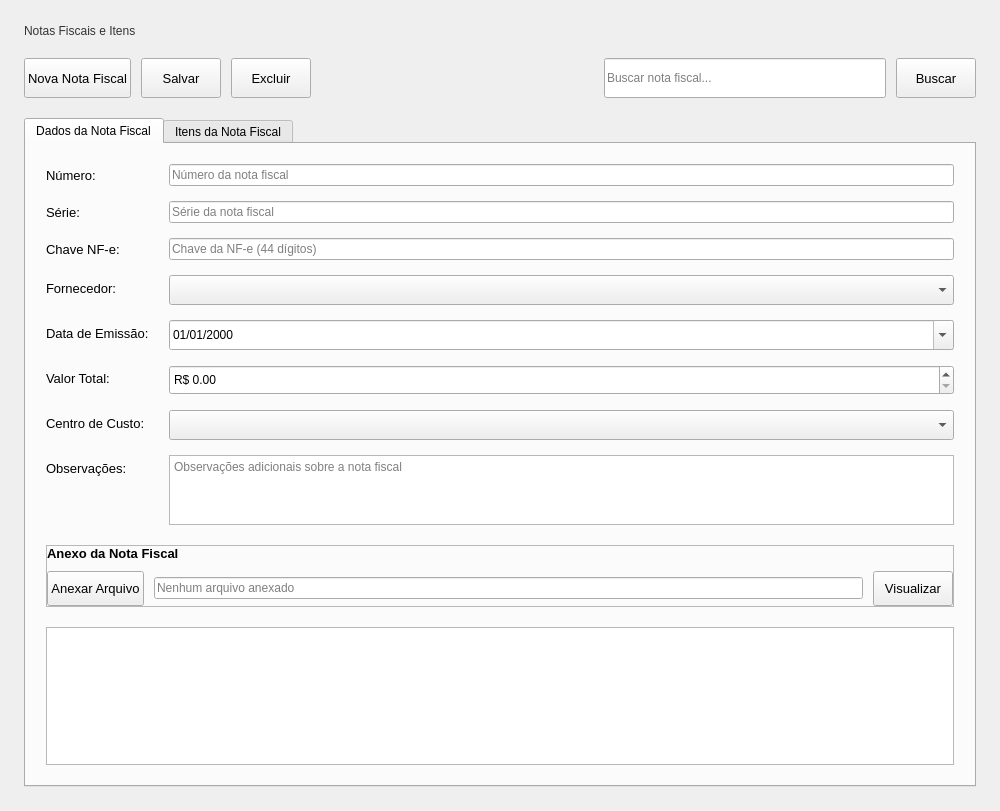
First picture: the form in frontend/notas_fiscais.ui, repository zecadelgado/patp, before the edit.
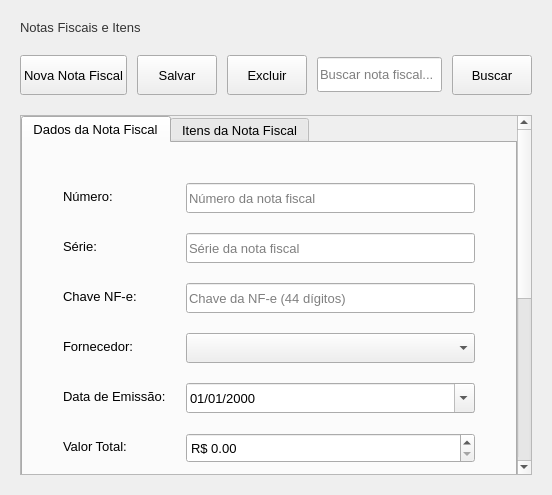
Second picture: the form after the edit.

Diff of the .ui file:
```diff
--- a/frontend/notas_fiscais.ui
+++ b/frontend/notas_fiscais.ui
@@ -5,17 +5,15 @@
     <property name="windowModality">
       <enum>Qt::WindowModality::WindowModal</enum>
     </property>
-    <property name="geometry">
-      <rect>
-        <x>0</x>
-        <y>0</y>
-        <width>1000</width>
-        <height>811</height>
-      </rect>
-    </property>
     <property name="windowTitle">
       <string>Notas Fiscais</string>
     </property>
+    <property name="font">
+      <font>
+        <family>Segoe UI</family>
+        <pointsize>10</pointsize>
+      </font>
+    </property>
     <property name="windowOpacity">
       <double>100.000000000000000</double>
     </property>
@@ -27,19 +25,16 @@
         <number>20</number>
       </property>
       <property name="leftMargin">
-        <number>24</number>
+        <number>20</number>
       </property>
       <property name="topMargin">
-        <number>24</number>
+        <number>20</number>
       </property>
       <property name="rightMargin">
-        <number>24</number>
+        <number>20</number>
       </property>
       <property name="bottomMargin">
-        <number>24</number>
-      </property>
-      <property name="sizeConstraint">
-        <enum>QLayout::SizeConstraint::SetMaximumSize</enum>
+        <number>20</number>
       </property>
       <item>
         <widget class="QLabel" name="lbl_title">
@@ -345,25 +340,18 @@
               </property>
             </widget>
           </item>
-          <item>
-            <spacer name="horizontalSpacer">
-              <property name="orientation">
-                <enum>Qt::Orientation::Horizontal</enum>
-              </property>
-              <property name="sizeHint" stdset="0">
-                <size>
-                  <width>40</width>
-                  <height>20</height>
-                </size>
-              </property>
-            </spacer>
-          </item>
           <item>
             <widget class="QLineEdit" name="txt_buscar">
+              <property name="sizePolicy">
+                <sizepolicy hsizetype="Expanding" vsizetype="Fixed">
+                  <horstretch>0</horstretch>
+                  <verstretch>0</verstretch>
+                </sizepolicy>
+              </property>
               <property name="minimumSize">
                 <size>
-                  <width>250</width>
-                  <height>40</height>
+                  <width>0</width>
+                  <height>35</height>
                 </size>
               </property>
               <property name="placeholderText">
@@ -399,10 +387,38 @@
         </layout>
       </item>
       <item>
-        <widget class="QTabWidget" name="tab_widget">
-          <property name="currentIndex">
-            <number>0</number>
+        <widget class="QScrollArea" name="scrollArea">
+          <property name="sizePolicy">
+            <sizepolicy hsizetype="Expanding" vsizetype="Expanding">
+              <horstretch>0</horstretch>
+              <verstretch>0</verstretch>
+            </sizepolicy>
           </property>
+          <property name="widgetResizable">
+            <bool>true</bool>
+          </property>
+          <widget class="QWidget" name="scrollAreaWidgetContents">
+            <layout class="QVBoxLayout" name="verticalLayout_scroll_area">
+              <property name="spacing">
+                <number>0</number>
+              </property>
+              <property name="leftMargin">
+                <number>0</number>
+              </property>
+              <property name="topMargin">
+                <number>0</number>
+              </property>
+              <property name="rightMargin">
+                <number>0</number>
+              </property>
+              <property name="bottomMargin">
+                <number>0</number>
+              </property>
+              <item>
+                <widget class="QTabWidget" name="tab_widget">
+                  <property name="currentIndex">
+                    <number>0</number>
+                  </property>
           <widget class="QWidget" name="tab_dados_nf">
             <attribute name="title">
               <string>Dados da Nota Fiscal</string>
@@ -425,23 +441,26 @@
               </property>
               <item>
                 <layout class="QFormLayout" name="formLayout">
+                  <property name="fieldGrowthPolicy">
+                    <enum>QFormLayout::FieldGrowthPolicy::AllNonFixedFieldsGrow</enum>
+                  </property>
                   <property name="horizontalSpacing">
                     <number>20</number>
                   </property>
                   <property name="verticalSpacing">
-                    <number>15</number>
+                    <number>20</number>
                   </property>
                   <property name="leftMargin">
-                    <number>0</number>
+                    <number>20</number>
                   </property>
                   <property name="topMargin">
-                    <number>0</number>
+                    <number>20</number>
                   </property>
                   <property name="rightMargin">
-                    <number>0</number>
+                    <number>20</number>
                   </property>
                   <property name="bottomMargin">
-                    <number>0</number>
+                    <number>20</number>
                   </property>
                   <item row="0" column="0">
                     <widget class="QLabel" name="lbl_numero">
@@ -461,6 +480,18 @@
                   </item>
                   <item row="0" column="1">
                     <widget class="QLineEdit" name="txt_numero">
+                      <property name="sizePolicy">
+                        <sizepolicy hsizetype="Expanding" vsizetype="Fixed">
+                          <horstretch>0</horstretch>
+                          <verstretch>0</verstretch>
+                        </sizepolicy>
+                      </property>
+                      <property name="minimumSize">
+                        <size>
+                          <width>0</width>
+                          <height>30</height>
+                        </size>
+                      </property>
                       <property name="placeholderText">
                         <string>Número da nota fiscal</string>
                       </property>
@@ -484,6 +515,18 @@
                   </item>
                   <item row="1" column="1">
                     <widget class="QLineEdit" name="txt_serie">
+                      <property name="sizePolicy">
+                        <sizepolicy hsizetype="Expanding" vsizetype="Fixed">
+                          <horstretch>0</horstretch>
+                          <verstretch>0</verstretch>
+                        </sizepolicy>
+                      </property>
+                      <property name="minimumSize">
+                        <size>
+                          <width>0</width>
+                          <height>30</height>
+                        </size>
+                      </property>
                       <property name="placeholderText">
                         <string>Série da nota fiscal</string>
                       </property>
@@ -507,6 +550,18 @@
                   </item>
                   <item row="2" column="1">
                     <widget class="QLineEdit" name="txt_chave">
+                      <property name="sizePolicy">
+                        <sizepolicy hsizetype="Expanding" vsizetype="Fixed">
+                          <horstretch>0</horstretch>
+                          <verstretch>0</verstretch>
+                        </sizepolicy>
+                      </property>
+                      <property name="minimumSize">
+                        <size>
+                          <width>0</width>
+                          <height>30</height>
+                        </size>
+                      </property>
                       <property name="maxLength">
                         <number>44</number>
                       </property>
@@ -533,6 +588,12 @@
                   </item>
                   <item row="3" column="1">
                     <widget class="QComboBox" name="cmb_fornecedor">
+                      <property name="sizePolicy">
+                        <sizepolicy hsizetype="Expanding" vsizetype="Fixed">
+                          <horstretch>0</horstretch>
+                          <verstretch>0</verstretch>
+                        </sizepolicy>
+                      </property>
                       <property name="minimumSize">
                         <size>
                           <width>0</width>
@@ -559,6 +620,12 @@
                   </item>
                   <item row="4" column="1">
                     <widget class="QDateEdit" name="date_emissao">
+                      <property name="sizePolicy">
+                        <sizepolicy hsizetype="Expanding" vsizetype="Fixed">
+                          <horstretch>0</horstretch>
+                          <verstretch>0</verstretch>
+                        </sizepolicy>
+                      </property>
                       <property name="minimumSize">
                         <size>
                           <width>0</width>
@@ -591,6 +658,12 @@
                   </item>
                   <item row="5" column="1">
                     <widget class="QDoubleSpinBox" name="spin_valor_total">
+                      <property name="sizePolicy">
+                        <sizepolicy hsizetype="Expanding" vsizetype="Fixed">
+                          <horstretch>0</horstretch>
+                          <verstretch>0</verstretch>
+                        </sizepolicy>
+                      </property>
                       <property name="minimumSize">
                         <size>
                           <width>0</width>
@@ -623,6 +696,18 @@
                   </item>
                   <item row="6" column="1">
                     <widget class="QComboBox" name="cmb_centro_custo">
+                      <property name="sizePolicy">
+                        <sizepolicy hsizetype="Expanding" vsizetype="Fixed">
+                          <horstretch>0</horstretch>
+                          <verstretch>0</verstretch>
+                        </sizepolicy>
+                      </property>
+                      <property name="minimumSize">
+                        <size>
+                          <width>0</width>
+                          <height>30</height>
+                        </size>
+                      </property>
                       <property name="minimumSize">
                         <size>
                           <width>0</width>
@@ -649,12 +734,13 @@
                   </item>
                   <item row="7" column="1">
                     <widget class="QTextEdit" name="txt_observacoes">
-                      <property name="maximumSize">
-                        <size>
-                          <width>16777215</width>
-                          <height>100</height>
-                        </size>
+                      <property name="sizePolicy">
+                        <sizepolicy hsizetype="Expanding" vsizetype="Expanding">
+                          <horstretch>0</horstretch>
+                          <verstretch>0</verstretch>
+                        </sizepolicy>
                       </property>
+                      
                       <property name="placeholderText">
                         <string>Observações adicionais sobre a nota fiscal</string>
                       </property>
@@ -732,6 +818,18 @@
                         </item>
                         <item>
                           <widget class="QLineEdit" name="txt_anexo">
+                            <property name="sizePolicy">
+                              <sizepolicy hsizetype="Expanding" vsizetype="Fixed">
+                                <horstretch>0</horstretch>
+                                <verstretch>0</verstretch>
+                              </sizepolicy>
+                            </property>
+                            <property name="minimumSize">
+                              <size>
+                                <width>0</width>
+                                <height>30</height>
+                              </size>
+                            </property>
                             <property name="readOnly">
                               <bool>true</bool>
                             </property>
@@ -1113,8 +1211,12 @@
           </widget>
         </widget>
       </item>
-    </layout>
-  </widget>
+     </layout>
+    </widget>
+   </widget>
+  </item>
+ </layout>
+</widget>
   <tabstops>
     <tabstop>btn_novo</tabstop>
     <tabstop>btn_salvar</tabstop>
```
Left out of the diff: 68 changed lines with no effect on the pictures.
